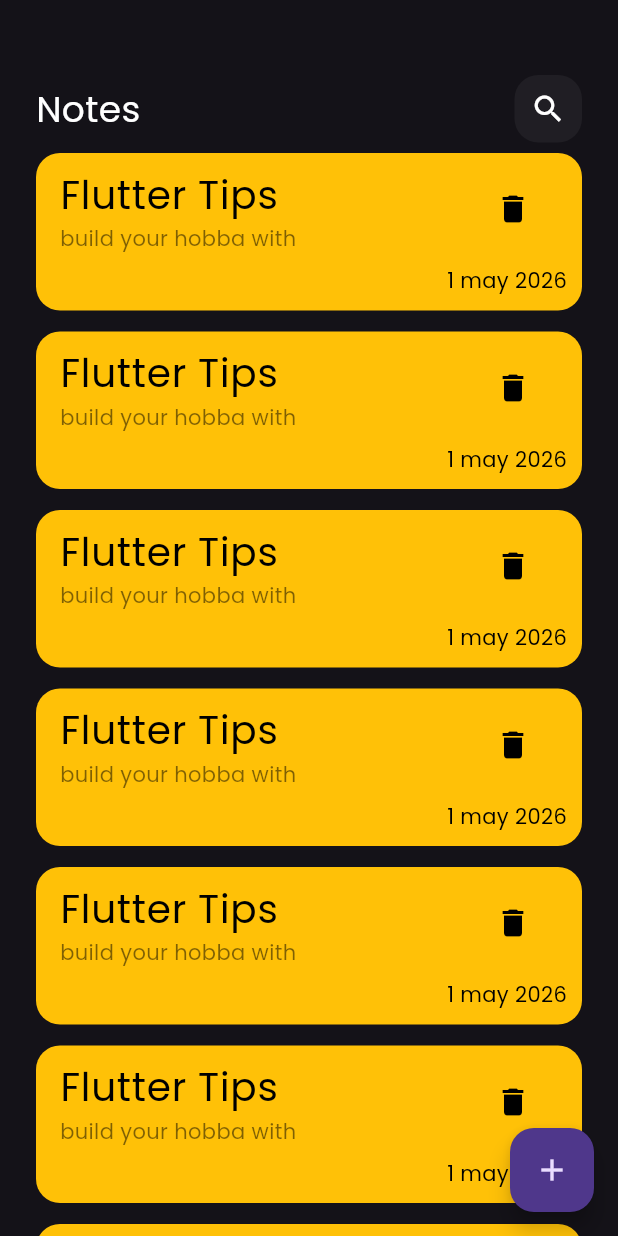
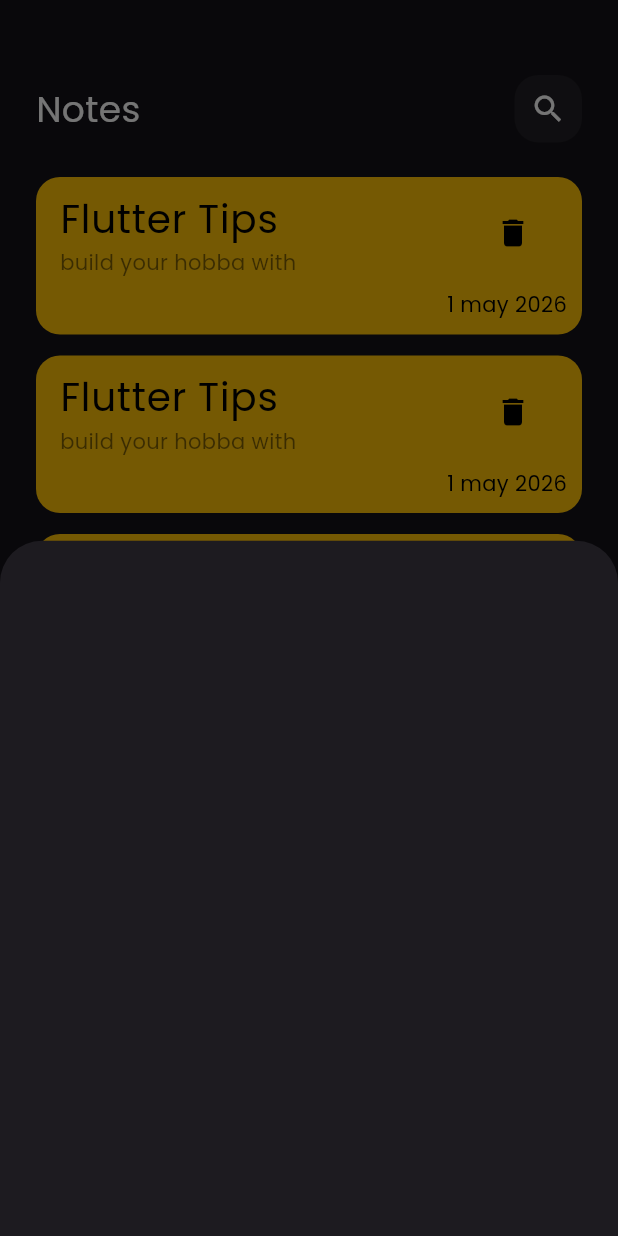
Before and after one commit to hassanmoh262/notes_app, a Flutter app: the screen it shows after launch, after a tap on the "add" icon, on a phone screen of 412 x 824 dp. Run offline on Flutter 3.47's test engine with Material 3 defaults, Android fonts, the phone set to English and light mode, and no system bars.

Commit message:
show modal buttom sheet

```diff
--- a/lib/widgets/Notes_list_view.dart
+++ b/lib/widgets/Notes_list_view.dart
@@ -6,13 +6,17 @@ class NotesListView extends StatelessWidget {
 
   @override
   Widget build(BuildContext context) {
-    return ListView.builder(
+    return Padding(
+      padding: const EdgeInsets.symmetric(vertical: 16),
+      child: ListView.builder(
+        padding: EdgeInsets.zero,
         itemBuilder: (context, index) {
           return Padding(
             padding: const EdgeInsets.symmetric(vertical: 7),
             child: NotesItem(),
           );
         },
+      ),
     );
   }
 }
--- /dev/null
+++ b/lib/widgets/add_note_button_sheet.dart
@@ -0,0 +1,10 @@
+import 'package:flutter/material.dart';
+
+class AddNoteButtonSheet extends StatelessWidget {
+  const AddNoteButtonSheet({super.key});
+
+  @override
+  Widget build(BuildContext context) {
+    return Container();
+  }
+}
--- a/lib/widgets/notes_view_body.dart
+++ b/lib/widgets/notes_view_body.dart
@@ -1,6 +1,7 @@
 import 'package:flutter/material.dart';
 import 'package:notes_app/widgets/Custom_app_bar.dart';
 import 'package:notes_app/widgets/Notes_list_view.dart';
+import 'package:notes_app/widgets/add_note_button_sheet.dart';
 import 'package:notes_app/widgets/notes_item.dart';
 
 class NotesViewBody extends StatelessWidget {
@@ -10,7 +11,14 @@ class NotesViewBody extends StatelessWidget {
   Widget build(BuildContext context) {
     return Scaffold(
       floatingActionButton: FloatingActionButton(
-        onPressed: () {},
+        onPressed: () {
+          showModalBottomSheet(
+            context: context,
+            builder: (context) {
+              return AddNoteButtonSheet();
+            },
+          );
+        },
         child: Icon(Icons.add),
       ),
       body: Padding(
```
Lines whose indentation alone changed are shown as unchanged.
